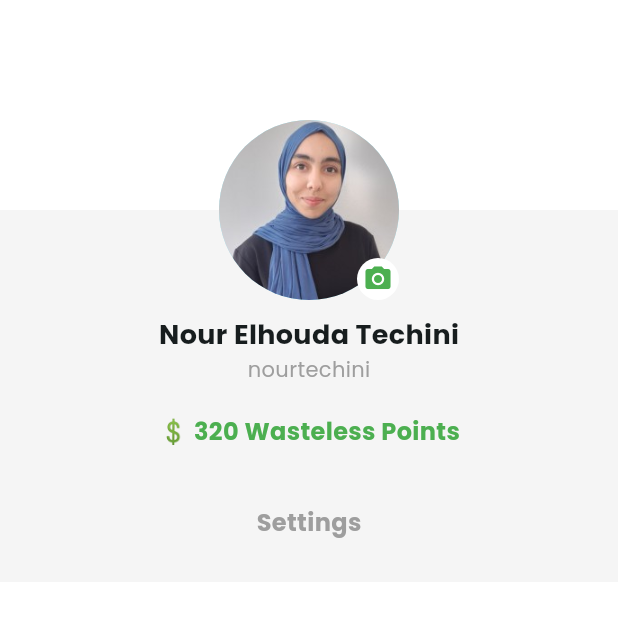
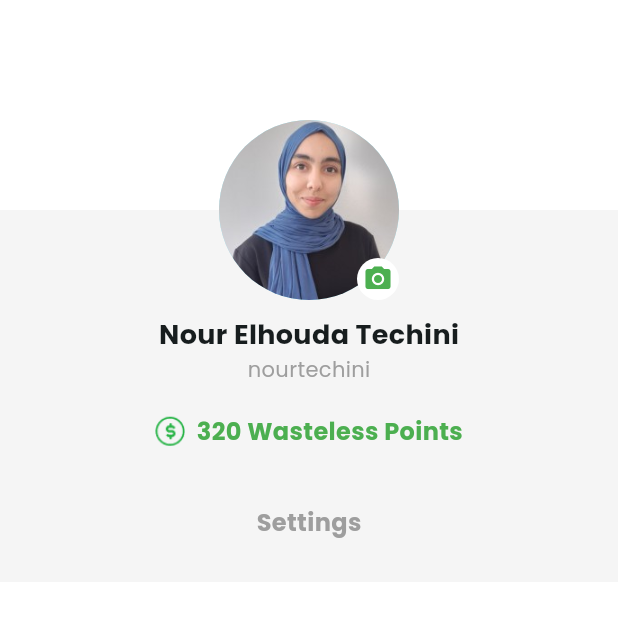
Before and after one commit to NourElhoudaTechini/Wasteless, a Flutter app: the AboutMeScreen screen opened directly, after a tap on the "arrow back" icon, on a phone screen of 412 x 824 dp, the top half of it. Run offline on Flutter 3.47's test engine with Material 3 defaults, Android fonts, the phone set to English and light mode, and no system bars; our stand-ins replace flutter_map, google_fonts, image_picker, latlong2, lucide_icons.

Commit message:
fixing map and adding exchange points screens

```diff
--- a/lib/screens/about.dart
+++ b/lib/screens/about.dart
@@ -26,7 +26,7 @@ class _AboutMeScreenState extends State<AboutMeScreen> {
           onPressed: () {
             Navigator.push(
               context,
-              MaterialPageRoute(builder: (context) => ProfileScreen()),
+              MaterialPageRoute(builder: (context) => AccountScreen()),
             );
           },
         ),
@@ -71,7 +71,15 @@ class _AboutMeScreenState extends State<AboutMeScreen> {
               // Save Settings Button
               SizedBox(
                 width: double.infinity,
-                child: CustomButton(text: "Save Settings", onPressed: () {}),
+                child: CustomButton(
+                    text: "Save Settings",
+                    onPressed: () {
+                      Navigator.push(
+                        context,
+                        MaterialPageRoute(
+                            builder: (context) => AccountScreen()),
+                      );
+                    }),
               ),
             ],
           ),
@@ -94,7 +102,7 @@ class _AboutMeScreenState extends State<AboutMeScreen> {
   // Function to create text input fields
   Widget _buildTextField(IconData icon, String hintText) {
     return Padding(
-      padding: const EdgeInsets.only(bottom: 12),
+      padding: const EdgeInsets.only(bottom: 16),
       child: TextField(
         decoration: InputDecoration(
           filled: true,
@@ -114,7 +122,7 @@ class _AboutMeScreenState extends State<AboutMeScreen> {
   Widget _buildPasswordField(
       String hintText, bool obscure, VoidCallback toggleVisibility) {
     return Padding(
-      padding: const EdgeInsets.only(bottom: 12),
+      padding: const EdgeInsets.only(bottom: 16),
       child: TextField(
         obscureText: obscure,
         decoration: InputDecoration(
--- a/lib/screens/account.dart
+++ b/lib/screens/account.dart
@@ -1,20 +1,23 @@
 import 'package:flutter/material.dart';
 import 'package:google_fonts/google_fonts.dart';
+import 'package:wasteless/screens/about.dart';
+import 'package:wasteless/screens/exchange.dart';
+import 'package:wasteless/screens/welcome.dart';
 
-class ProfileScreen extends StatelessWidget {
-  const ProfileScreen({super.key});
+class AccountScreen extends StatelessWidget {
+  const AccountScreen({super.key});
 
   @override
   Widget build(BuildContext context) {
     return Scaffold(
-      backgroundColor: Colors.grey.shade100, // Light green background
+      backgroundColor: Colors.grey.shade100, // Light grey background
       body: SafeArea(
         child: Center(
           child: Column(
             children: [
               Container(
                 height: 80,
-                decoration: BoxDecoration(
+                decoration: const BoxDecoration(
                   color: Colors.white,
                 ),
               ),
@@ -24,7 +27,7 @@ class ProfileScreen extends StatelessWidget {
                   Container(
                     height: 60,
                     width: double.infinity,
-                    decoration: BoxDecoration(
+                    decoration: const BoxDecoration(
                       color: Colors.white,
                     ),
                   ),
@@ -35,7 +38,7 @@ class ProfileScreen extends StatelessWidget {
                       const CircleAvatar(
                         radius: 60,
                         backgroundImage: AssetImage(
-                              "assets/me.jpeg") // Replace with actual image
+                            "assets/me.jpeg"), // Replace with actual image
                       ),
                       Container(
                         padding: const EdgeInsets.all(4),
@@ -67,59 +70,89 @@ class ProfileScreen extends StatelessWidget {
               const SizedBox(height: 20),
 
               // Wasteless Points
+
+              Row(
+                mainAxisAlignment: MainAxisAlignment.center,
+                children: [
+                  Image.asset("assets/money.png", width: 20),
+                  const SizedBox(width: 4),
                   Text(
-                '💲 320 Wasteless Points',
+                    ' 320 Wasteless Points',
                     style: GoogleFonts.poppins(
                         fontSize: 16,
                         fontWeight: FontWeight.bold,
                         color: Colors.green),
+                  ),
+                ],
               ),
 
               const SizedBox(height: 30),
 
               // Settings Section
               _buildSectionTitle("Settings"),
-              SizedBox(height: 20),
+              const SizedBox(height: 20),
               Container(
-                padding: EdgeInsets.all(20),
-                decoration: BoxDecoration(
-                  color: Colors.white,
-                ),
-                child: SizedBox(
+                padding: const EdgeInsets.all(20),
+                decoration: const BoxDecoration(color: Colors.white),
                 child: Column(
                   children: [
-                      _buildListTile(Icons.person_outline, "About me"),
-                      _buildListTile(Icons.favorite_border, "My Favorites"),
-                      _buildListTile(Icons.location_on_outlined, "My Address"),
                     _buildListTile(
-                          Icons.sync_alt, "Exchange Wasteless Points"),
-                      _buildListTile(Icons.notifications_none, "Notifications"),
+                      Icons.person_outline,
+                      "About me",
+                      () {
+                        Navigator.push(
+                          context,
+                          MaterialPageRoute(
+                              builder: (context) => AboutMeScreen()),
+                        );
+                      },
+                    ),
+                    _buildListTile(
+                        Icons.favorite_border, "My Favorites", () {}),
+                    _buildListTile(
+                        Icons.location_on_outlined, "My Address", () {}),
+                    _buildListTile(Icons.sync_alt, "Exchange Wasteless Points",
+                        () {
+                      Navigator.push(
+                        context,
+                        MaterialPageRoute(builder: (context) => ExchangePage()),
+                      );
+                    }),
+                    _buildListTile(
+                        Icons.notifications_none, "Notifications", () {}),
                   ],
                 ),
               ),
-              ),
 
-              SizedBox(height: 20),
+              const SizedBox(height: 20),
 
               // Other Section
               _buildSectionTitle("Other"),
-              SizedBox(height: 10),
+              const SizedBox(height: 10),
               Container(
-                padding: EdgeInsets.all(20),
-                decoration: BoxDecoration(
-                  color: Colors.white,
-                ),
+                padding: const EdgeInsets.all(20),
+                decoration: const BoxDecoration(color: Colors.white),
                 child: Column(
                   children: [
-                    _buildListTile(Icons.info_outline, "Version",
+                    _buildListTile(
+                      Icons.info_outline,
+                      "Version",
+                      () {},
                       trailing: const Text("1.0.0",
-                            style: TextStyle(color: Colors.grey))),
-                    _buildListTile(Icons.star_border, "Rate us"),
+                          style: TextStyle(color: Colors.grey)),
+                    ),
+                    _buildListTile(Icons.star_border, "Rate us", () {}),
                     ListTile(
-                      leading: Icon(Icons.logout, color: Colors.red),
+                      leading: const Icon(Icons.logout, color: Colors.red),
                       title: Text("Sign out",
                           style: GoogleFonts.poppins(color: Colors.red)),
-                      onTap: () {},
+                      onTap: () {
+                        Navigator.push(
+                          context,
+                          MaterialPageRoute(
+                              builder: (context) => WelcomeScreen()),
+                        );
+                      },
                     ),
                   ],
                 ),
@@ -144,16 +177,14 @@ class ProfileScreen extends StatelessWidget {
   }
 
   // Function to create list items
-  Widget _buildListTile(IconData icon, String title,
-      {Widget? trailing,
-      Color iconColor = Colors.black,
-      Color textColor = Colors.black}) {
+  Widget _buildListTile(IconData icon, String title, VoidCallback onTap,
+      {Widget? trailing, Color textColor = Colors.black}) {
     return ListTile(
       leading: Icon(icon, color: Colors.green),
       title: Text(title, style: GoogleFonts.poppins(color: textColor)),
       trailing: trailing ??
           const Icon(Icons.arrow_forward_ios, size: 16, color: Colors.grey),
-      onTap: () {}, // Add navigation function here
+      onTap: onTap, // Fixed missing function
     );
   }
 }
--- a/pubspec.yaml
+++ b/pubspec.yaml
@@ -31,6 +31,8 @@ dependencies:
   flutter:
     sdk: flutter
   google_maps_flutter: ^2.5.0
+  flutter_map: ^6.1.0
+  latlong2: ^0.9.0
   url_launcher: ^6.1.14
   google_fonts: ^6.1.0
 
@@ -72,6 +74,10 @@ flutter:
     - assets/Event1.png
     - assets/Event2.png
     - assets/me.jpeg
+    - assets/ech.png
+    - assets/ech2.png
+    - assets/ech3.png
+    - assets/ech1.png
   #   - images/a_dot_ham.jpeg
 
   # An image asset can refer to one or more resolution-specific "variants", see
```
Also changed, not shown: lib/main.dart (+8 -2 lines), lib/screens/exchange.dart (added, +157 -0 lines), lib/screens/exchangedetail.dart (added, +130 -0 lines), lib/screens/home.dart (+36 -6 lines), lib/screens/login.dart (+9 -1 lines), lib/screens/maps.dart (+30 -23 lines), lib/screens/ranking.dart (added, +93 -0 lines), lib/screens/recycle.dart (+10 -2 lines), lib/screens/register.dart (+9 -1 lines), assets/ech.png (added), assets/ech1.png (added), assets/ech2.png (added), assets/ech3.png (added), pubspec.lock, 2 other files. Lines whose indentation alone changed are shown as unchanged.
